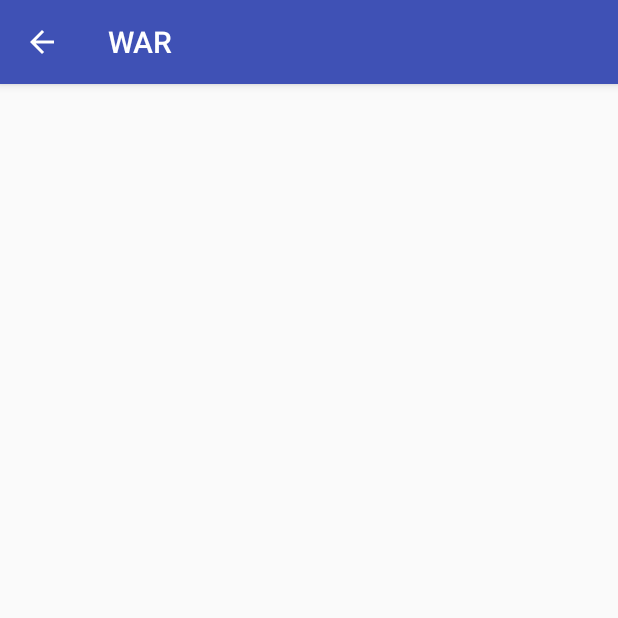
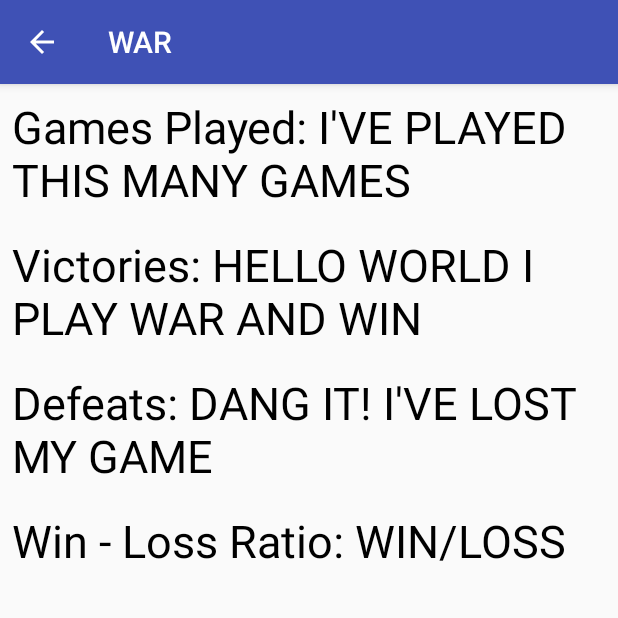
Before and after one commit to OSU-CS492-W18/final-project-team-6, an Android app: the StatsActivity screen opened directly, with no data from a screen before it, on a phone screen of 412 x 824 dp, the top half of it. Run offline under Robolectric (Android 15) with nearby library versions, the phone set to English and light mode, and no system bars; network calls fail.

Commit message:
added view and text to Stats page

```diff
--- a/app/src/main/java/com/example/me/war/StatsActivity.java
+++ b/app/src/main/java/com/example/me/war/StatsActivity.java
@@ -6,6 +6,7 @@ import android.support.v4.app.ShareCompat;
 import android.support.v7.app.AppCompatActivity;
 import android.view.Menu;
 import android.view.MenuItem;
+import android.widget.TextView;
 
 
 /**
@@ -14,10 +15,26 @@ import android.view.MenuItem;
 
 public class StatsActivity extends AppCompatActivity {
 
+    private TextView mWinsTV;
+    private TextView mLossesTV;
+    private TextView mGamesPlayedTV;
+    private TextView mWinLossRatioTV;
+
     @Override
     protected void onCreate(Bundle savedInstanceState) {
         super.onCreate(savedInstanceState);
         setContentView(R.layout.activity_stats);
+
+        mWinsTV = findViewById(R.id.tv_stats_wins);
+        mLossesTV = findViewById(R.id.tv_stats_losses);
+        mGamesPlayedTV = findViewById(R.id.tv_stats_games_played);
+        mWinLossRatioTV= findViewById(R.id.tv_stats_win_loss_ratio);
+
+
+        mWinsTV.setText("Victories: HELLO WORLD I PLAY WAR AND WIN");
+        mLossesTV.setText("Defeats: DANG IT! I'VE LOST MY GAME");
+        mGamesPlayedTV.setText("Games Played: I'VE PLAYED THIS MANY GAMES");
+        mWinLossRatioTV.setText("Win - Loss Ratio: WIN/LOSS");
 
 //        SharedPreferences sharedPreferences = PreferenceManager.getDefaultSharedPreferences(this);
 //        mForecastLocation = sharedPreferences.getString(
@@ -29,6 +46,7 @@ public class StatsActivity extends AppCompatActivity {
 //                getString(R.string.pref_units_default_value)
 //        );
     }
+
 
 //    @Override
 //    public boolean onCreateOptionsMenu(Menu menu) {
--- a/app/src/main/res/layout/activity_stats.xml
+++ b/app/src/main/res/layout/activity_stats.xml
@@ -8,10 +8,36 @@
     tools:context="com.example.me.war.PlayActivity">
 
     <TextView
-        android:id="@+id/tv_stats"
+        android:id="@+id/tv_stats_games_played"
         android:layout_width="wrap_content"
         android:layout_height="wrap_content"
         android:padding="8dp"
         android:textSize="30sp"
         android:textColor="#000"/>
+
+    <TextView
+        android:id="@+id/tv_stats_wins"
+        android:layout_width="wrap_content"
+        android:layout_height="wrap_content"
+        android:padding="8dp"
+        android:textSize="30sp"
+        android:textColor="#000"/>
+
+    <TextView
+        android:id="@+id/tv_stats_losses"
+        android:layout_width="wrap_content"
+        android:layout_height="wrap_content"
+        android:padding="8dp"
+        android:textSize="30sp"
+        android:textColor="#000"/>
+
+    <TextView
+        android:id="@+id/tv_stats_win_loss_ratio"
+        android:layout_width="wrap_content"
+        android:layout_height="wrap_content"
+        android:padding="8dp"
+        android:textSize="30sp"
+        android:textColor="#000"/>
+
+
 </LinearLayout>
```
Also changed, not shown: app/src/main/res/layout/activity_main.xml (+15 -8 lines), 1188 other files.
